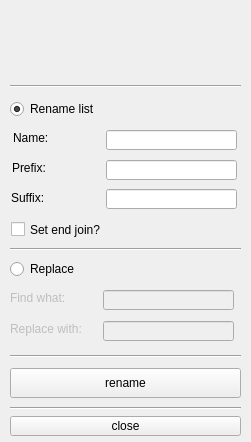
Old version of the form src/ui/rename.ui in the repository leonardopinho/Maya-Rigging-Tools.
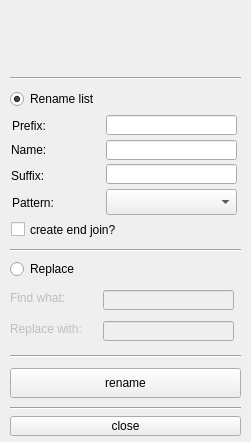
New version of the form.

Commit message: change in rename tools

Patch:
```diff
--- a/src/ui/rename.ui
+++ b/src/ui/rename.ui
@@ -57,7 +57,7 @@
     <property name="geometry">
      <rect>
       <x>106</x>
-      <y>130</y>
+      <y>140</y>
       <width>131</width>
       <height>20</height>
      </rect>
@@ -70,7 +70,7 @@
     <property name="geometry">
      <rect>
       <x>106</x>
-      <y>160</y>
+      <y>115</y>
       <width>131</width>
       <height>20</height>
      </rect>
@@ -86,7 +86,7 @@
     <property name="geometry">
      <rect>
       <x>106</x>
-      <y>189</y>
+      <y>164</y>
       <width>131</width>
       <height>20</height>
      </rect>
@@ -96,7 +96,7 @@
     <property name="geometry">
      <rect>
       <x>10</x>
-      <y>76</y>
+      <y>68</y>
       <width>231</width>
       <height>20</height>
      </rect>
@@ -136,12 +136,12 @@
      <rect>
       <x>11</x>
       <y>221</y>
-      <width>111</width>
+      <width>121</width>
       <height>17</height>
      </rect>
     </property>
     <property name="text">
-     <string>Set end join?</string>
+     <string>create end join?</string>
     </property>
    </widget>
    <widget class="QPushButton" name="closeBt">
@@ -161,7 +161,7 @@
     <property name="geometry">
      <rect>
       <x>10</x>
-      <y>239</y>
+      <y>240</y>
       <width>231</width>
       <height>20</height>
      </rect>
@@ -174,7 +174,7 @@
     <property name="geometry">
      <rect>
       <x>10</x>
-      <y>99</y>
+      <y>89</y>
       <width>100</width>
       <height>20</height>
      </rect>
@@ -214,8 +214,8 @@
    <widget class="QLabel" name="nameLb">
     <property name="geometry">
      <rect>
-      <x>13</x>
-      <y>130</y>
+      <x>11</x>
+      <y>142</y>
       <width>60</width>
       <height>16</height>
      </rect>
@@ -228,7 +228,7 @@
     <property name="geometry">
      <rect>
       <x>12</x>
-      <y>160</y>
+      <y>118</y>
       <width>50</width>
       <height>16</height>
      </rect>
@@ -241,7 +241,7 @@
     <property name="geometry">
      <rect>
       <x>11</x>
-      <y>190</y>
+      <y>168</y>
       <width>50</width>
       <height>16</height>
      </rect>
@@ -321,6 +321,35 @@
      <string>Replace with:</string>
     </property>
    </widget>
+   <widget class="QLabel" name="patternLb">
+    <property name="geometry">
+     <rect>
+      <x>12</x>
+      <y>195</y>
+      <width>50</width>
+      <height>16</height>
+     </rect>
+    </property>
+    <property name="text">
+     <string>Pattern:</string>
+    </property>
+   </widget>
+   <widget class="QComboBox" name="patternCb">
+    <property name="geometry">
+     <rect>
+      <x>106</x>
+      <y>189</y>
+      <width>131</width>
+      <height>26</height>
+     </rect>
+    </property>
+    <property name="minimumSize">
+     <size>
+      <width>131</width>
+      <height>0</height>
+     </size>
+    </property>
+   </widget>
    <zorder>line</zorder>
    <zorder>newNameTf</zorder>
    <zorder>prefixTf</zorder>
```
Left out of the diff: 76 changed lines with no effect on the pictures. The commit also changes 4 other files.
